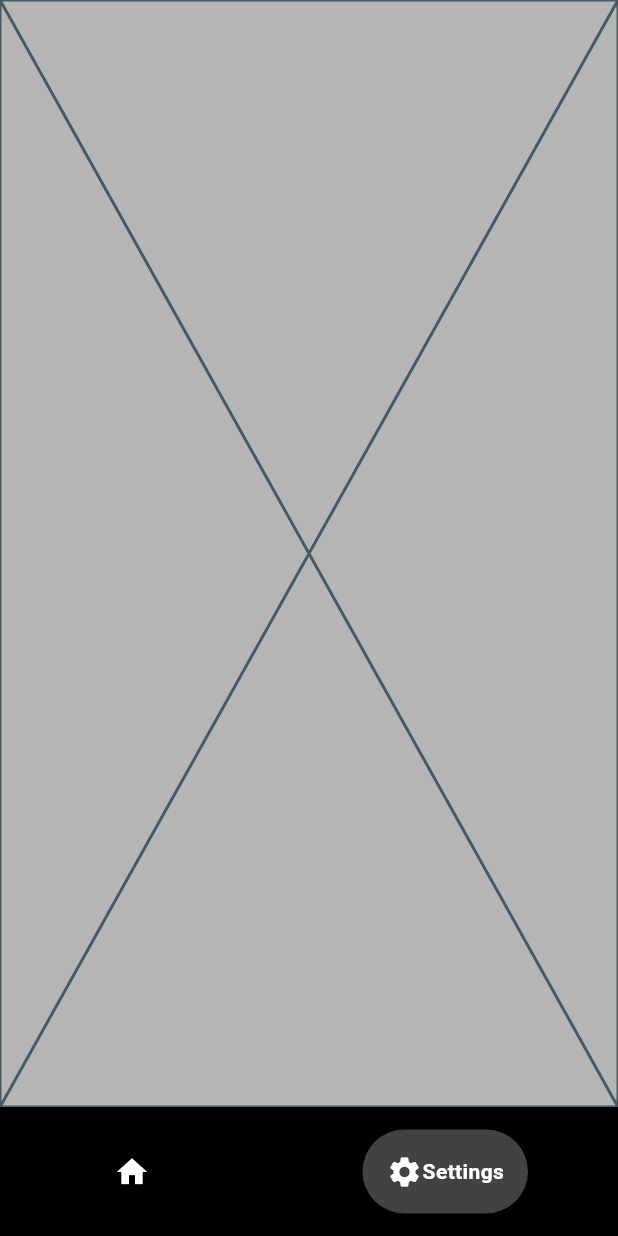
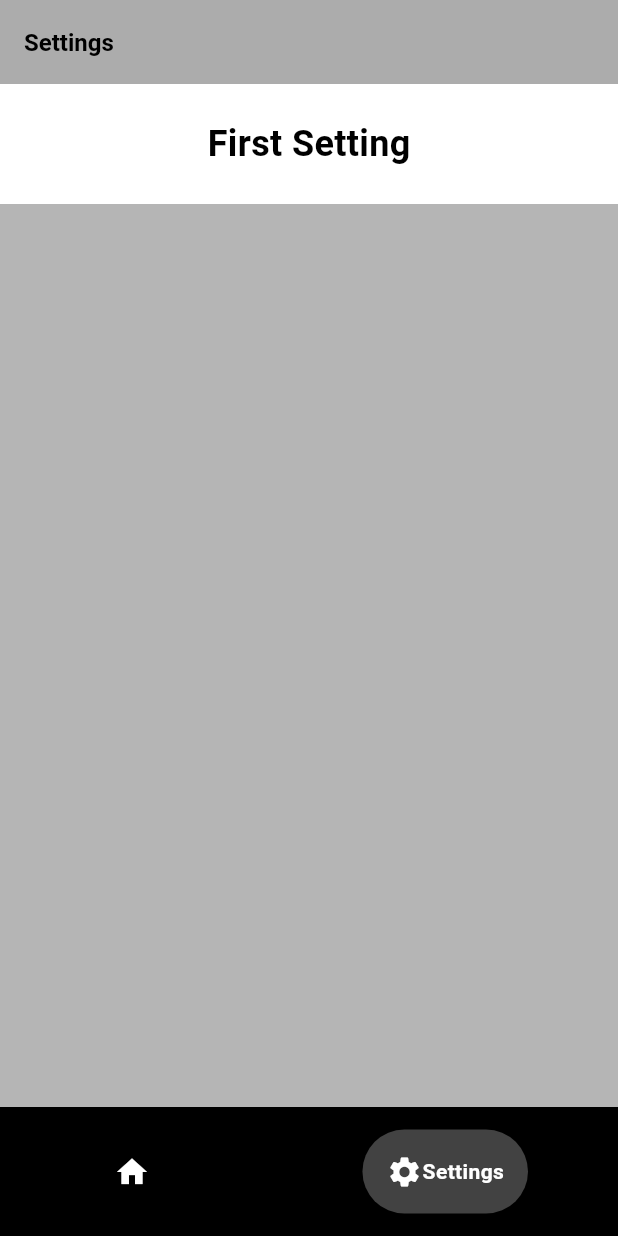
Before and after one commit to AryanRogye/Roll-Amigos, a Flutter app: the screen it shows once a user with an empty profile is signed in, item 2 of the bottom bar chosen, on a phone screen of 412 x 824 dp. Run offline on Flutter 3.47's test engine with Material 3 defaults, Android fonts, the phone set to English and light mode, and no system bars; drawn by our look-alikes of google_nav_bar; our stand-ins replace cloud_firestore, firebase_auth, firebase_core, google_mobile_ads, shared_preferences, smooth_page_indicator; missing offline and left inert: tutorial_coach_mark; accounts and stored records are empty; Roboto replaces fonts that are missing (Poppins).

Commit message:
made some changes to the settings page

```diff
--- a/lib/pages/settings_page.dart
+++ b/lib/pages/settings_page.dart
@@ -10,6 +10,28 @@ class SettingsPage extends StatefulWidget {
 class _SettingsPagecState extends State<SettingsPage> {
   @override
   Widget build(BuildContext context) {
-    return const Placeholder();
+    return Scaffold(
+      appBar: AppBar(
+        title: const Text('Settings'),
+      ),
+      body: Column(
+        children: [
+          Container(
+            alignment: Alignment.center,
+            width: double.infinity,
+            height: 80,
+            color: const Color.fromARGB(255, 255, 255, 255),
+            child: const Text(
+              "First Setting",
+              style: TextStyle(
+                fontSize: 24,
+                fontWeight: FontWeight.bold,
+                color: Colors.black,
+              ),
+            ),
+          ),
+        ],
+      ),
+    );
   }
 }
```
